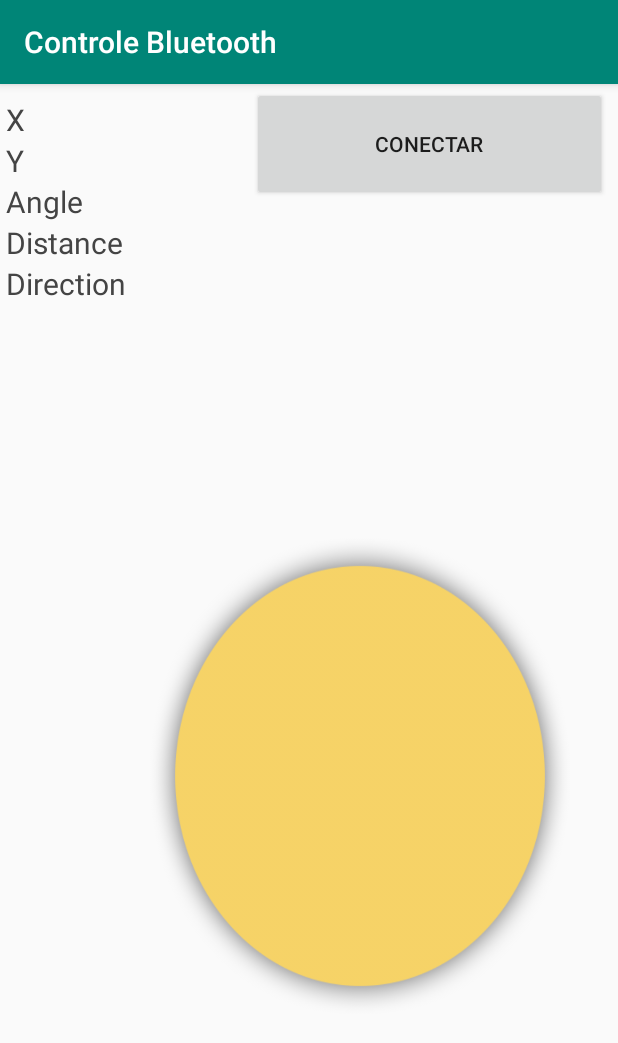
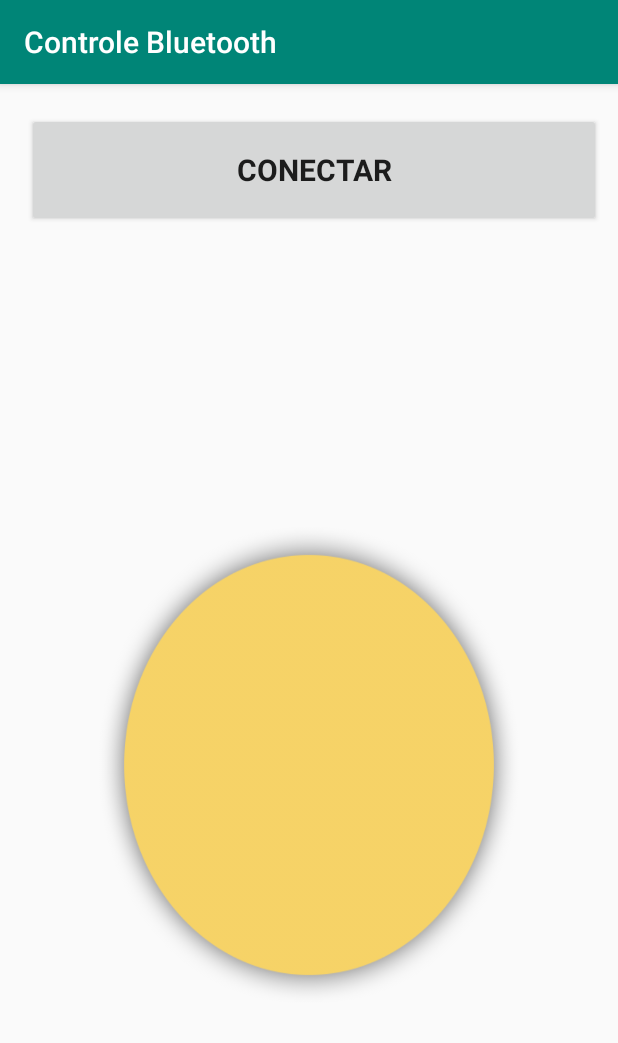
Before and after one commit to caiofellipe/controleBluetooth-app, an Android app: the screen it shows after launch (MainActivity), on a phone screen of 412 x 824 dp. Shown: the top 1043 px of the screen. Run offline under Robolectric (Android 15) with nearby library versions, the phone set to English and light mode, and no system bars.

Commit message:
alteração no layout

```diff
--- a/app/src/main/res/layout-port/main.xml
+++ b/app/src/main/res/layout-port/main.xml
@@ -1,7 +1,8 @@
 <RelativeLayout xmlns:android="http://schemas.android.com/apk/res/android"
     android:layout_width="match_parent"
-    android:layout_height="match_parent">
-    <LinearLayout
+    android:layout_height="match_parent"
+    android:id="@+id/view">
+    <!--<LinearLayout
         android:layout_width="138dp"
         android:layout_height="215dp"
         android:layout_alignParentLeft="true"
@@ -46,7 +47,7 @@
             android:text="Direction"
             android:textColor="#444444"
             android:textSize="20dp" />
-    </LinearLayout>
+    </LinearLayout>-->
     <RelativeLayout
         android:id="@+id/layout_joystick"
         android:layout_width="292dp"
@@ -54,29 +55,33 @@
         android:layout_alignParentLeft="true"
         android:layout_alignParentRight="true"
         android:layout_alignParentBottom="true"
-        android:layout_marginLeft="93dp"
-        android:layout_marginRight="25dp"
-        android:layout_marginBottom="140dp"
+        android:layout_marginLeft="59dp"
+        android:layout_marginRight="59dp"
+        android:layout_marginBottom="147dp"
         android:background="@drawable/image_button_bg" />
+
     <RelativeLayout
-        android:layout_width="267dp"
-        android:layout_height="159dp"
-        android:layout_alignParentRight="true">
+        android:layout_width="match_parent"
+        android:layout_height="150dp">
+
         <Button
             android:id="@+id/btnConectar"
             android:layout_width="237dp"
             android:layout_height="76dp"
+            android:fontFamily="Monospace"
+            android:textSize="20dp"
+            android:textStyle="bold"
             android:layout_alignParentStart="true"
             android:layout_alignParentLeft="true"
             android:layout_alignParentTop="true"
             android:layout_alignParentEnd="true"
             android:layout_alignParentRight="true"
-            android:layout_marginStart="23dp"
-            android:layout_marginLeft="23dp"
-            android:layout_marginTop="2dp"
-            android:layout_marginEnd="7dp"
-            android:layout_marginRight="7dp"
-            android:layout_marginBottom="164dp"
+            android:layout_marginStart="18dp"
+            android:layout_marginLeft="18dp"
+            android:layout_marginTop="19dp"
+            android:layout_marginEnd="11dp"
+            android:layout_marginRight="11dp"
+            android:layout_marginBottom="198dp"
             android:text="Conectar" />
     </RelativeLayout>
 </RelativeLayout>
```
